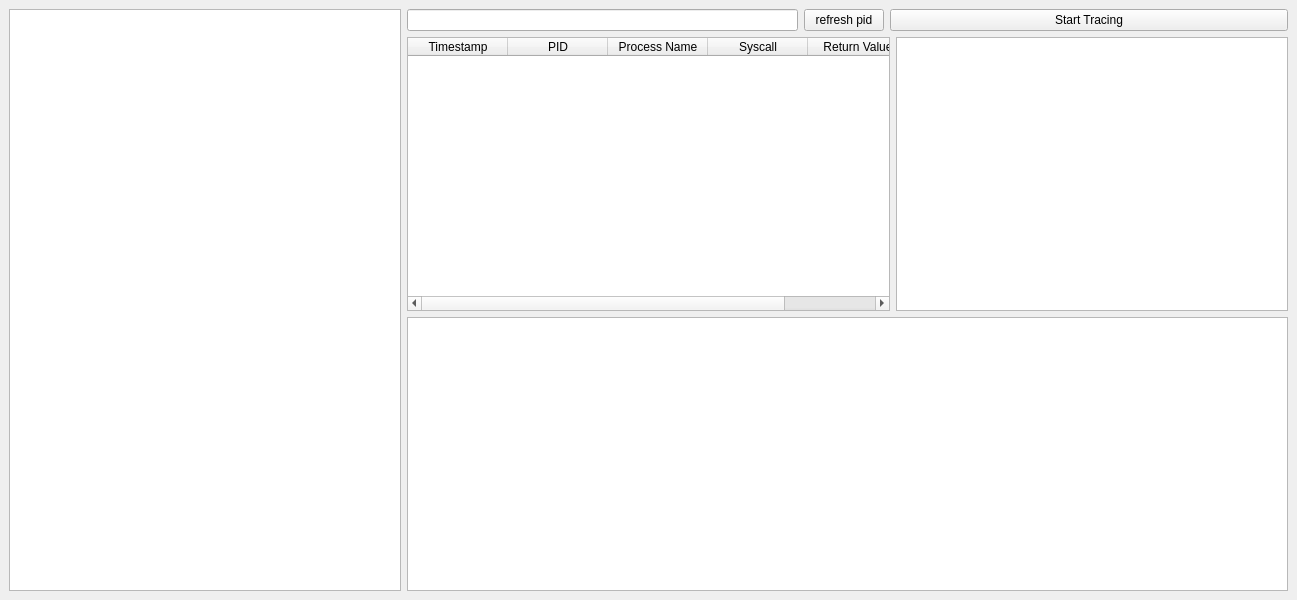
The window that QT_release/mainwindow.ui (World9566/qtsys) describes before a commit, drawn with Qt 5.
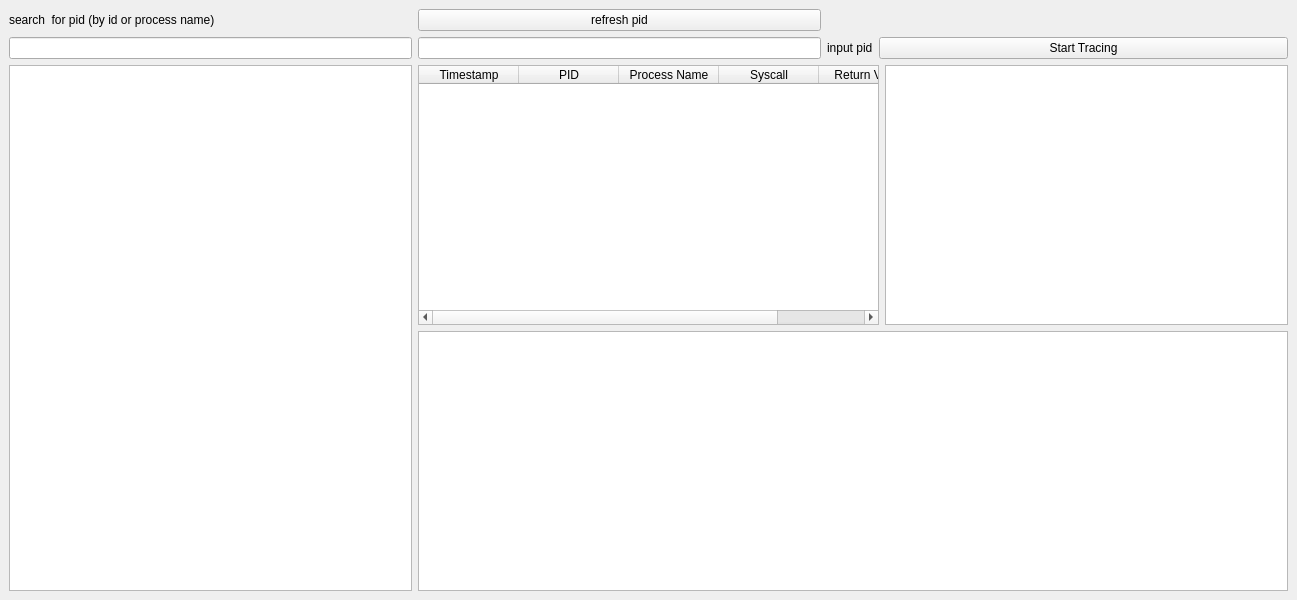
The same window after the commit. Custom widgets are drawn as their Qt base class.

Patch:
```diff
--- a/QT_release/mainwindow.ui
+++ b/QT_release/mainwindow.ui
@@ -15,7 +15,10 @@
   </property>
   <widget class="QWidget" name="centralwidget">
    <layout class="QGridLayout" name="gridLayout">
-    <item row="2" column="1" colspan="3">
+    <item row="3" column="4">
+     <widget class="QChartView" name="frequencyChartView"/>
+    </item>
+    <item row="3" column="1" colspan="3">
      <widget class="QTableWidget" name="syscallTable">
       <column>
        <property name="text">
@@ -44,15 +47,15 @@
       </column>
      </widget>
     </item>
-    <item row="1" column="2">
-     <widget class="QPushButton" name="refreshButton">
+    <item row="0" column="0">
+     <widget class="QLabel" name="label">
       <property name="text">
-       <string>refresh pid</string>
+       <string>search  for pid (by id or process name)</string>
       </property>
      </widget>
     </item>
-    <item row="1" column="0" rowspan="3">
-     <widget class="QListWidget" name="listWidget"/>
+    <item row="1" column="0">
+     <widget class="QLineEdit" name="lineEdit"/>
     </item>
     <item row="1" column="3" colspan="2">
      <widget class="QPushButton" name="startButton">
@@ -61,14 +64,32 @@
       </property>
      </widget>
     </item>
-    <item row="1" column="1">
-     <widget class="QLineEdit" name="pidInput"/>
-    </item>
-    <item row="3" column="1" colspan="4">
+    <item row="4" column="1" colspan="4">
      <widget class="QGraphicsView" name="timelineView"/>
     </item>
-    <item row="2" column="4">
-     <widget class="QChartView" name="frequencyChartView"/>
+    <item row="1" column="1">
+     <widget class="QLineEdit" name="pidInput">
+      <property name="text">
+       <string/>
+      </property>
+     </widget>
+    </item>
+    <item row="3" column="0" rowspan="2">
+     <widget class="QListWidget" name="listWidget"/>
+    </item>
+    <item row="0" column="1">
+     <widget class="QPushButton" name="refreshButton">
+      <property name="text">
+       <string>refresh pid</string>
+      </property>
+     </widget>
+    </item>
+    <item row="1" column="2">
+     <widget class="QLabel" name="label_2">
+      <property name="text">
+       <string>input pid</string>
+      </property>
+     </widget>
     </item>
    </layout>
   </widget>
```
